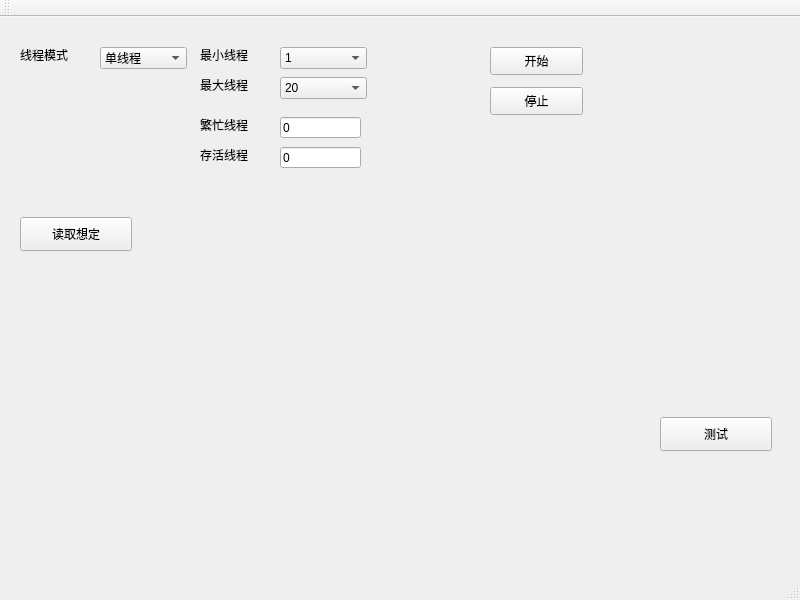
The window that Projects/EngineController/EngineController.ui (xiaoying1996/CyEngine) describes before a commit, drawn with Qt 5.
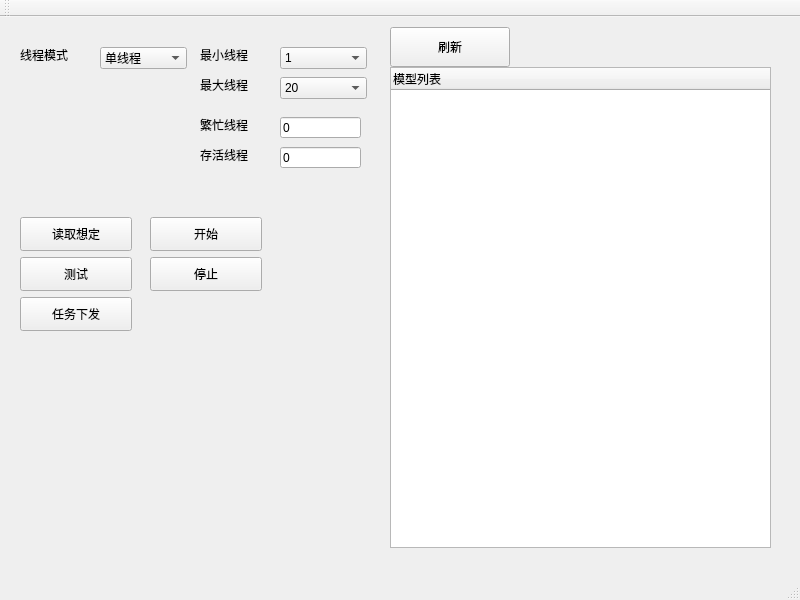
The same window after the commit.

What changed in the file:
```diff
--- a/Projects/EngineController/EngineController.ui
+++ b/Projects/EngineController/EngineController.ui
@@ -62,10 +62,10 @@
    <widget class="QPushButton" name="StartBtn">
     <property name="geometry">
      <rect>
-      <x>490</x>
-      <y>30</y>
-      <width>93</width>
-      <height>28</height>
+      <x>150</x>
+      <y>200</y>
+      <width>112</width>
+      <height>34</height>
      </rect>
     </property>
     <property name="text">
@@ -323,10 +323,10 @@
    <widget class="QPushButton" name="StopBtn">
     <property name="geometry">
      <rect>
-      <x>490</x>
-      <y>70</y>
-      <width>93</width>
-      <height>28</height>
+      <x>150</x>
+      <y>240</y>
+      <width>112</width>
+      <height>34</height>
      </rect>
     </property>
     <property name="text">
@@ -336,8 +336,8 @@
    <widget class="QPushButton" name="TestBtn">
     <property name="geometry">
      <rect>
-      <x>660</x>
-      <y>400</y>
+      <x>20</x>
+      <y>240</y>
       <width>112</width>
       <height>34</height>
      </rect>
@@ -359,6 +359,47 @@
      <string>读取想定</string>
     </property>
    </widget>
+   <widget class="QTreeWidget" name="ModelsListTree">
+    <property name="geometry">
+     <rect>
+      <x>390</x>
+      <y>50</y>
+      <width>381</width>
+      <height>481</height>
+     </rect>
+    </property>
+    <column>
+     <property name="text">
+      <string>模型列表</string>
+     </property>
+    </column>
+   </widget>
+   <widget class="QPushButton" name="UpdateBtn">
+    <property name="geometry">
+     <rect>
+      <x>390</x>
+      <y>10</y>
+      <width>120</width>
+      <height>40</height>
+     </rect>
+    </property>
+    <property name="text">
+     <string>刷新</string>
+    </property>
+   </widget>
+   <widget class="QPushButton" name="SendMissionBtn">
+    <property name="geometry">
+     <rect>
+      <x>20</x>
+      <y>280</y>
+      <width>112</width>
+      <height>34</height>
+     </rect>
+    </property>
+    <property name="text">
+     <string>任务下发</string>
+    </property>
+   </widget>
   </widget>
   <widget class="QMenuBar" name="menuBar">
    <property name="geometry">
```
Left out of the diff: 4 changed lines with no effect on the pictures.
